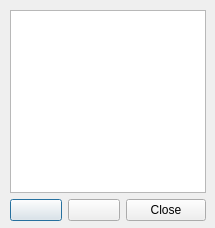
Old version of the form interface/materialmanager.ui in the repository SeriousAlexej/Ivo.
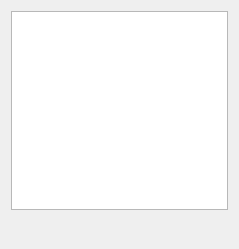
New version of the form. Icons and pictures are not drawn.

```diff
--- a/interface/materialmanager.ui
+++ b/interface/materialmanager.ui
@@ -6,34 +6,27 @@
    <rect>
     <x>0</x>
     <y>0</y>
-    <width>215</width>
-    <height>228</height>
+    <width>239</width>
+    <height>249</height>
    </rect>
   </property>
   <property name="minimumSize">
    <size>
-    <width>215</width>
-    <height>228</height>
+    <width>0</width>
+    <height>0</height>
    </size>
   </property>
   <property name="maximumSize">
    <size>
-    <width>215</width>
-    <height>228</height>
+    <width>99999</width>
+    <height>9999</height>
    </size>
   </property>
   <property name="windowTitle">
    <string>Material Manager</string>
   </property>
-  <widget class="QWidget" name="verticalLayoutWidget">
-   <property name="geometry">
-    <rect>
-     <x>10</x>
-     <y>10</y>
-     <width>196</width>
-     <height>211</height>
-    </rect>
-   </property>
+  <layout class="QVBoxLayout" name="verticalLayout_2">
+   <item>
    <layout class="QVBoxLayout" name="verticalLayout">
     <item>
      <widget class="QListWidget" name="listMaterials"/>
@@ -63,7 +56,7 @@
          <bool>false</bool>
         </property>
         <property name="flat">
-         <bool>false</bool>
+          <bool>true</bool>
         </property>
        </widget>
       </item>
@@ -86,19 +79,29 @@
           <height>32</height>
          </size>
         </property>
+         <property name="flat">
+          <bool>true</bool>
+         </property>
        </widget>
       </item>
       <item>
-       <widget class="QPushButton" name="btnClose">
-        <property name="text">
-         <string>Close</string>
-        </property>
-       </widget>
+        <spacer name="horizontalSpacer">
+         <property name="orientation">
+          <enum>Qt::Horizontal</enum>
+         </property>
+         <property name="sizeHint" stdset="0">
+          <size>
+           <width>40</width>
+           <height>20</height>
+          </size>
+         </property>
+        </spacer>
       </item>
      </layout>
     </item>
    </layout>
-  </widget>
+   </item>
+  </layout>
  </widget>
  <resources/>
  <connections/>
```
Lines whose indentation alone changed are shown as unchanged.
